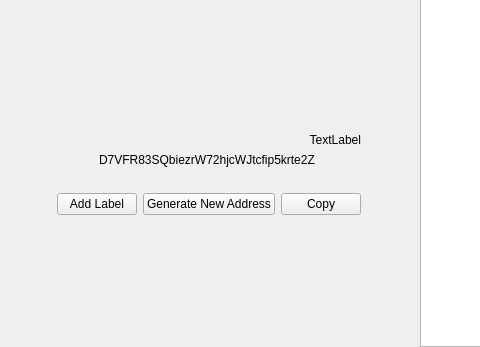
First picture: the form in src/qt/vitae/forms/receivewidget.ui, repository VitaeTeam/Vitae, before the edit; both pictures show x 0 to 480 and y 275 to 622 of the 629 by 622 pixel window.
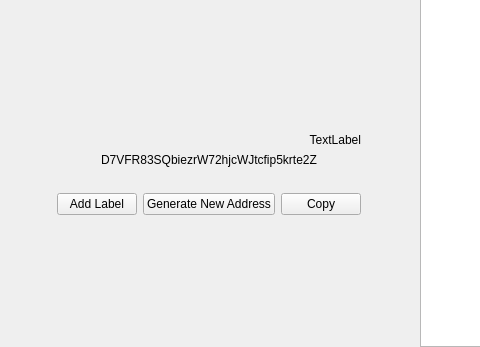
Second picture: the form after the edit. Custom widgets are drawn as their Qt base class.

Commit message:
stake piv icon and row + receivewidget minor ui fix
# Conflicts:
#	src/qt/vitae/txviewholder.cpp

The edit to the form file:
```diff
--- a/src/qt/vitae/forms/receivewidget.ui
+++ b/src/qt/vitae/forms/receivewidget.ui
@@ -113,7 +113,7 @@
          <widget class="QWidget" name="layoutQR" native="true">
           <property name="maximumSize">
            <size>
-            <width>500</width>
+            <width>510</width>
             <height>16777215</height>
            </size>
           </property>
@@ -184,8 +184,17 @@
            </item>
            <item alignment="Qt::AlignHCenter">
             <widget class="QLabel" name="labelAddress">
+             <property name="sizePolicy">
+              <sizepolicy hsizetype="Expanding" vsizetype="Preferred">
+               <horstretch>0</horstretch>
+               <verstretch>0</verstretch>
+              </sizepolicy>
+             </property>
              <property name="text">
-              <string>D7VFR83SQbiezrW72hjcWJtcfip5krte2Z </string>
+              <string>D7VFR83SQbiezrW72hjcWJtcfip5krte2Z</string>
+             </property>
+             <property name="alignment">
+              <set>Qt::AlignCenter</set>
              </property>
             </widget>
            </item>
```
The commit also changes 3 other files.
